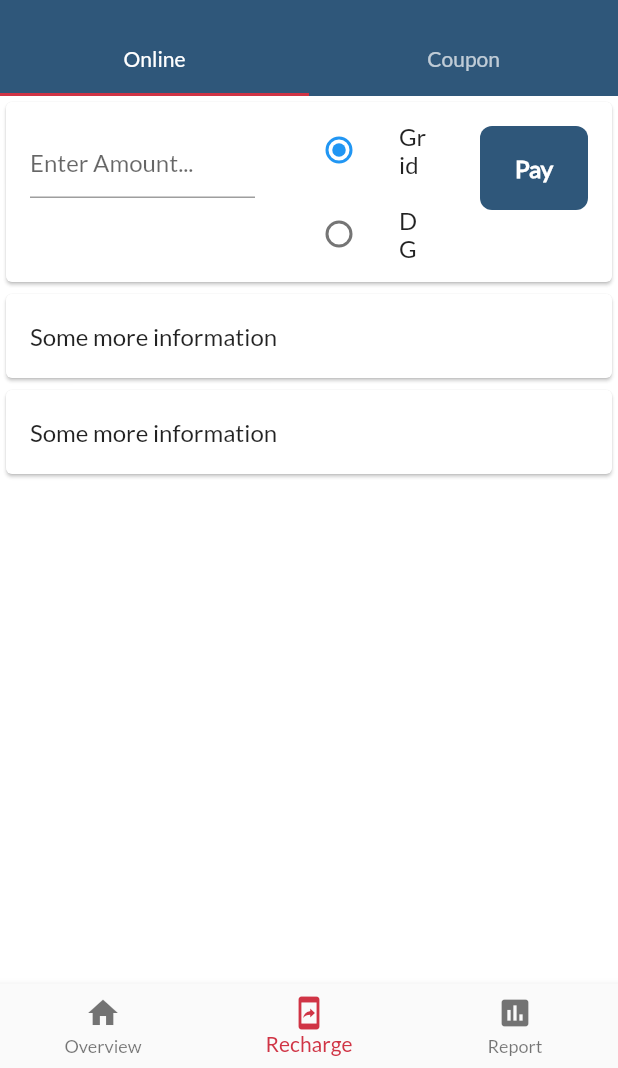
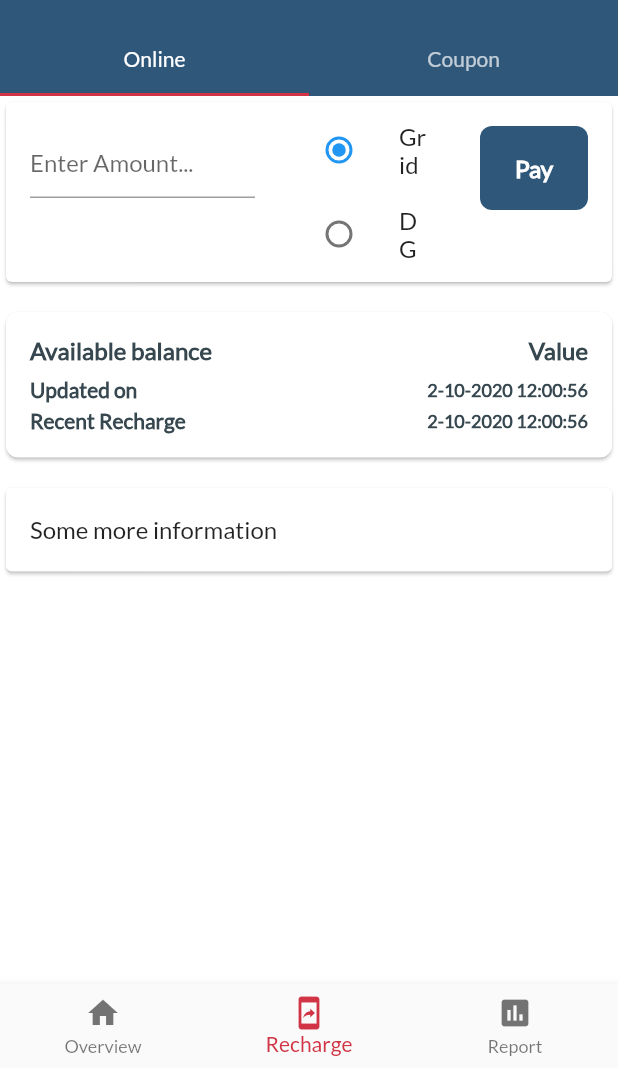
Before and after one commit to Sourav992v/Mutipont-App-Xenius, a Flutter app: the Home screen opened by its route, item 2 of the bottom bar chosen, on a phone screen of 412 x 824 dp, the part 168-1236 px from its top. Run offline on Flutter 3.47's test engine with Material 2 defaults, Android fonts, the phone set to English and light mode, and no system bars; our stand-ins replace built_collection, built_value, carousel_slider, charts_flutter, chopper, connectivity and 4 more; missing offline and left inert: dart:ffi, mp_chart; accounts and stored records are empty; generated files the repository leaves out were written again; network calls fail.

Commit message:
Add recharge info card

```diff
--- a/lib/ui/view/recharge/recharge_view.dart
+++ b/lib/ui/view/recharge/recharge_view.dart
@@ -52,8 +52,60 @@ class _RechargeViewState extends State<RechargeView>
           ),
         ),
         Card(
-          child: new ListTile(
-            title: const Text('Some more information'),
+          shape: RoundedRectangleBorder(
+            borderRadius: BorderRadius.circular(8.0),
+          ),
+          margin:
+              EdgeInsets.only(top: 16.0, bottom: 16.0, left: 4.0, right: 4.0),
+          color: Colors.white,
+          clipBehavior: Clip.antiAlias,
+          child: Padding(
+            padding: const EdgeInsets.all(16.0),
+            child: Column(
+              children: [
+                Row(
+                  mainAxisAlignment: MainAxisAlignment.spaceBetween,
+                  children: [
+                    Text(
+                      'Available balance',
+                      style: kLabelTextStyle,
+                    ),
+                    Text(
+                      'Value',
+                      style: kLabelTextStyle,
+                    ),
+                  ],
+                ),
+                SizedBox(height: 8.0),
+                Row(
+                  mainAxisAlignment: MainAxisAlignment.spaceBetween,
+                  children: [
+                    Text(
+                      'Updated on',
+                      style: kSubLabelTextStyle,
+                    ),
+                    Text(
+                      '2-10-2020 12:00:56',
+                      style: kSubValueTextStyle,
+                    ),
+                  ],
+                ),
+                SizedBox(height: 4.0),
+                Row(
+                  mainAxisAlignment: MainAxisAlignment.spaceBetween,
+                  children: [
+                    Text(
+                      'Recent Recharge',
+                      style: kSubLabelTextStyle,
+                    ),
+                    Text(
+                      '2-10-2020 12:00:56',
+                      style: kSubValueTextStyle,
+                    ),
+                  ],
+                ),
+              ],
+            ),
           ),
         ),
         Card(
```
